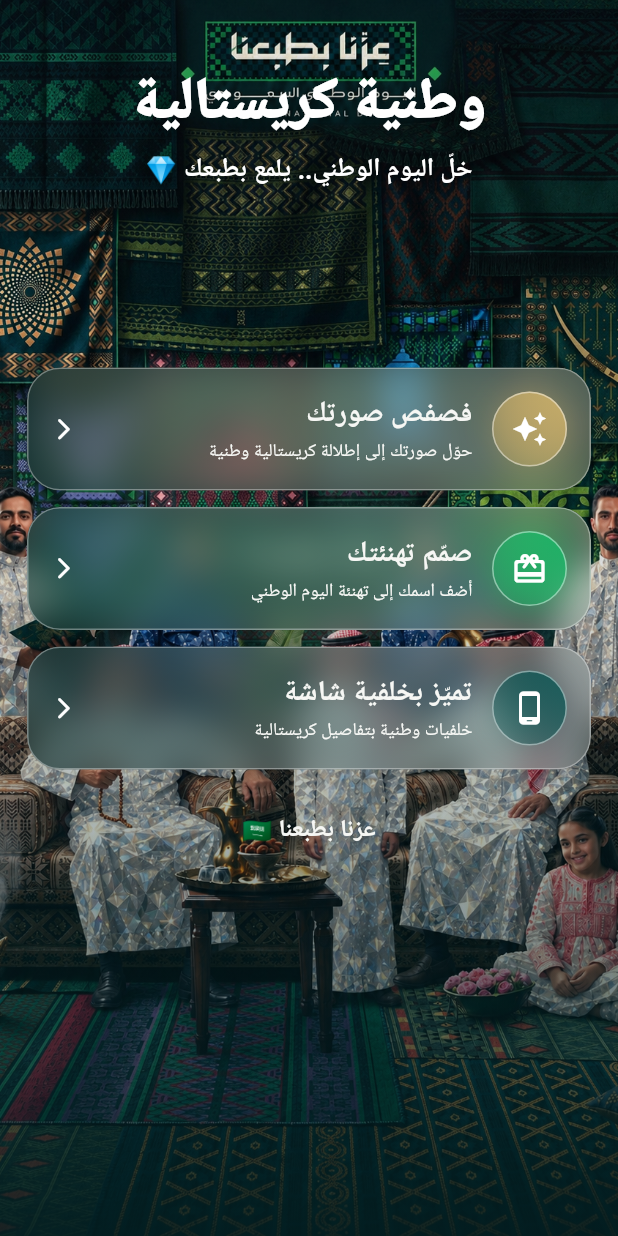
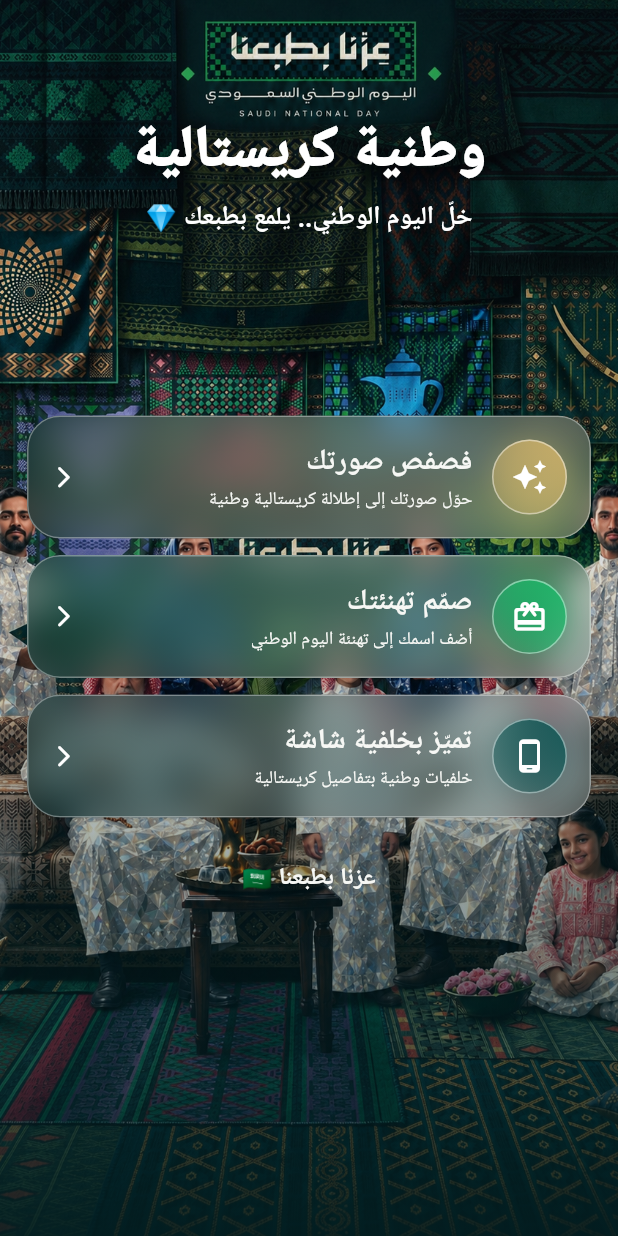
Before and after one commit to TahaniBadrAlmotairi/azna_btabana_96_flutter, a Flutter app: the screen it shows after launch, on a phone screen of 412 x 824 dp. Run offline on Flutter 3.47's test engine with Material 3 defaults, Android fonts, the phone set to English and light mode, and no system bars; our stand-ins replace image_picker; missing offline and left inert: heic_to_png_jpg, universal_html; Roboto replaces fonts that are missing (SaudiWeb).

Commit message:
Update home hero design

```diff
--- a/lib/features/home/home_page.dart
+++ b/lib/features/home/home_page.dart
@@ -97,7 +97,7 @@
                       // الشعار الموجود داخل Hero يظهر بدون إضافة شعار آخر
                       // ======================================================
 
-                      const SizedBox(height: 30),
+                      const SizedBox(height: 62),
 
                       // ======================================================
                       // MAIN IDENTITY
```
